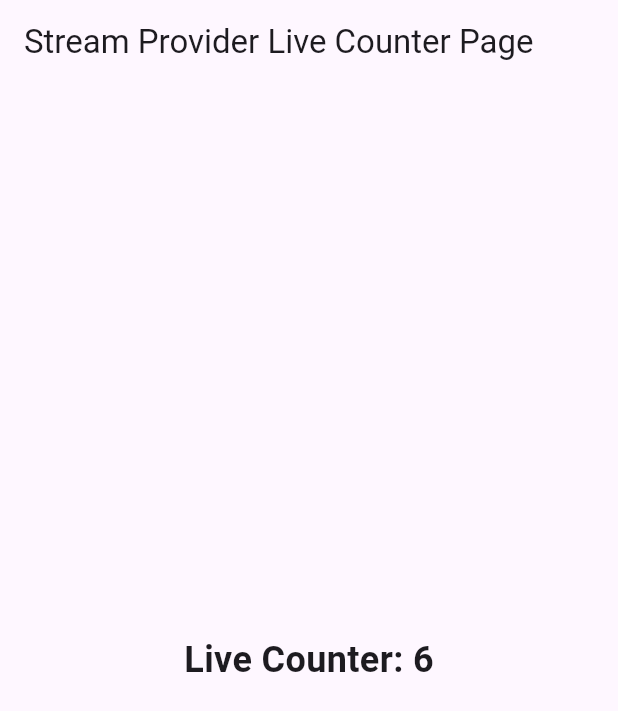
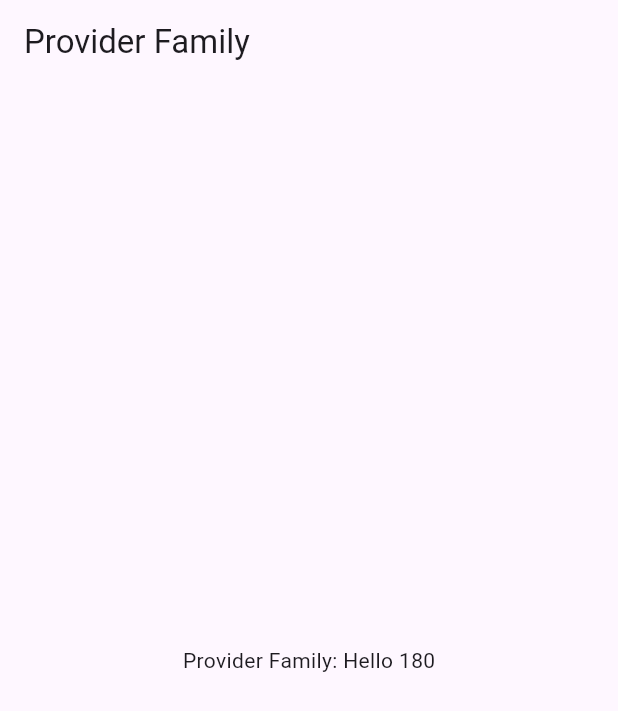
Before and after one commit to ernklyc/riverpod_learn, a Flutter app: the screen it shows after launch, on a phone screen of 412 x 824 dp. Shown: the top 711 px of the screen. Run offline on Flutter 3.47's test engine with Material 3 defaults, Android fonts, the phone set to English and light mode, and no system bars; our stand-ins replace dio, flutter_riverpod.

Commit message:
main.dart dosyasında StreamProviderPage yerine ProviderFamilyPage kullanıldı; derleme dosyalarında güncellemeler yapıldı.

```diff
--- a/lib/main.dart
+++ b/lib/main.dart
@@ -1,6 +1,6 @@
 import 'package:flutter/material.dart';
 import 'package:flutter_riverpod/flutter_riverpod.dart';
-import 'package:riverpod_learn/screen/stream_provider_page.dart';
+import 'package:riverpod_learn/screen/provider_family_page.dart';
 
 void main() {
   runApp(
@@ -21,7 +21,7 @@ class MyApp extends StatelessWidget {
       theme: ThemeData(
         colorScheme: ColorScheme.fromSeed(seedColor: Colors.deepPurple),
       ),
-      home: StreamProviderPage(),
+      home: ProviderFamilyPage(),
     );
   }
 }
--- /dev/null
+++ b/lib/providers/provider_family.dart
@@ -0,0 +1,5 @@
+import 'package:flutter_riverpod/flutter_riverpod.dart';
+
+final providerFamily = Provider.family<String, int>((ref, name) {
+  return 'Hello ${name * 6}';
+});
--- /dev/null
+++ b/lib/screen/provider_family_page.dart
@@ -0,0 +1,23 @@
+import 'package:flutter/material.dart';
+import 'package:flutter_riverpod/flutter_riverpod.dart';
+import 'package:riverpod_learn/providers/provider_family.dart';
+
+class ProviderFamilyPage extends ConsumerWidget {
+  const ProviderFamilyPage({super.key});
+
+  @override
+  Widget build(BuildContext context, WidgetRef ref) {
+    final value = ref.watch(providerFamily(30));
+    return Scaffold(
+      appBar: AppBar(title: const Text('Provider Family')),
+      body: Center(
+        child: Column(
+          mainAxisAlignment: MainAxisAlignment.center,
+          children: [
+            Text('Provider Family: $value'),
+          ],
+        ),
+      ),
+    );
+  }
+}
```
Also changed, not shown: 8 other files.
